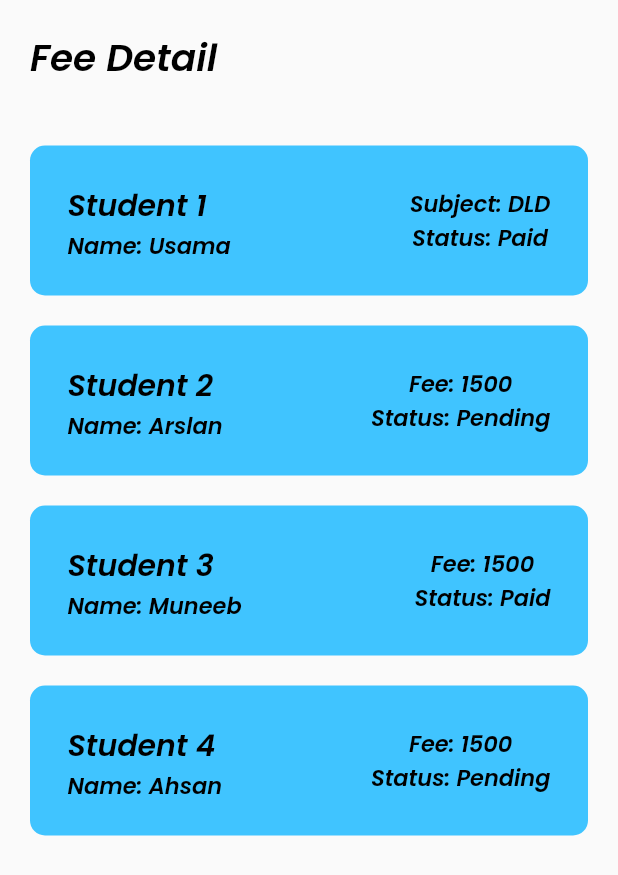
After one commit to muhammad-usmman/Small-Flutter-Projects, a Flutter app: the fee_detail screen opened directly, on a phone screen of 412 x 824 dp. The commit adds this screen. Shown: the top 875 px of the screen. Run offline on Flutter 3.47's test engine with Material 2 defaults, Android fonts, the phone set to English and light mode, and no system bars; our stand-ins replace dropdown_button2, firebase_database, font_awesome_flutter; missing offline and left inert: proste_bezier_curve; accounts and stored records are empty.

Commit message:
detail pages

```diff
--- /dev/null
+++ b/fee_management_system/lib/Student/data_display/anualfee_detail.dart
@@ -0,0 +1,71 @@
+// import 'package:driving_school/pages/bookingpage.dart';
+import 'package:flutter/material.dart';
+import 'package:fee_management_system/widgets/packageswidget.dart';
+
+import 'package:fee_management_system/contsnts/constant.dart';
+
+class fee_detail extends StatelessWidget {
+  const fee_detail({Key? key}) : super(key: key);
+
+  @override
+  Widget build(BuildContext context) {
+    return Scaffold(
+
+      body: SafeArea(
+        child: SingleChildScrollView(
+          child: Padding(
+            padding: const EdgeInsets.all(20),
+            child: Column(
+              crossAxisAlignment: CrossAxisAlignment.start,
+              children: const[
+                Text('Fee Detail',style: ksg, ),
+                // Text('Select your preffered Package', style: kmd,),
+                sizedb20,
+                sizedb20,
+                packagecontainer(
+                  package: 'Student 1',
+                  car: 'Name: Usama',
+                  duration: 'Subject: DLD',
+                  price: 'Status: Paid',
+                ),
+                sizedb20,
+
+                packagecontainer(
+                  package: 'Student 2',
+                  car: 'Name: Arslan',
+                  duration: 'Fee: 1500',
+                  price: 'Status: Pending',
+                ),
+                sizedb20,
+
+
+                packagecontainer(
+                  package: 'Student 3',
+                  car: 'Name: Muneeb',
+                  duration: 'Fee: 1500',
+                  price: 'Status: Paid',
+                  // image: Image.asset('assets/images/vitz.png'),
+                ),
+                sizedb20,
+
+
+                packagecontainer(
+                  package: 'Student 4',
+                  car: 'Name: Ahsan',
+                  duration: 'Fee: 1500',
+                  price: 'Status: Pending',
+                  // image: Image.asset('assets/images/vitz.png'),
+                ),
+
+                sizedb20,
+
+              ],
+            ),
+          ),
+
+        ),
+      ),
+
+    );
+  }
+}
--- /dev/null
+++ b/fee_management_system/lib/Student/data_display/teachers_detail.dart
@@ -0,0 +1,73 @@
+// import 'package:driving_school/pages/bookingpage.dart';
+import 'package:flutter/material.dart';
+import 'package:fee_management_system/widgets/packageswidget.dart';
+
+import 'package:fee_management_system/contsnts/constant.dart';
+
+class class_detail extends StatelessWidget {
+  const class_detail({Key? key}) : super(key: key);
+
+  @override
+  Widget build(BuildContext context) {
+    return Scaffold(
+
+      body: SafeArea(
+        child: SingleChildScrollView(
+          child: Padding(
+            padding: const EdgeInsets.all(20),
+            child: Column(
+              crossAxisAlignment: CrossAxisAlignment.start,
+              children: const[
+                Text('Classes',style: ksg, ),
+                // Text('Select your preffered Package', style: kmd,),
+                sizedb20,
+                sizedb20,
+                packagecontainer(
+                  package: 'Class 1',
+                  car: 'Subject: Digital Logic Design',
+                  duration: 'Professor: Mr Abdullah Wali',
+                  price: 'Fee: 1500',
+                  // image: Image.asset('assets/images/vitz.png'),
+                ),
+                sizedb20,
+
+                packagecontainer(
+                  package: 'Class 2',
+                  car: 'Subject: Information and Communication Technologies',
+                  duration: 'Professor: Qazair Jawed',
+                  price: 'Fee: 1500',
+                  // image: Image.asset('assets/images/vitz.png'),
+                ),
+                sizedb20,
+
+
+                packagecontainer(
+                  package: 'Class 3',
+                  car: 'Subject: Mobile App Development',
+                  duration: 'Professor',
+                  price: 'Fee: 1500',
+                  // image: Image.asset('assets/images/vitz.png'),
+                ),
+                sizedb20,
+
+
+                 packagecontainer(
+                  package: 'Class 4',
+                  car: 'Subject: Web',
+                  duration: 'Duration: 02::30 to 03::00',
+                  price: 'Students: 11',
+                  // image: Image.asset('assets/images/vitz.png'),
+                ),
+
+                sizedb20,
+
+              ],
+            ),
+          ),
+
+        ),
+      ),
+
+    );
+  }
+}
--- /dev/null
+++ b/fee_management_system/lib/Teacher/data_display/fee_detail.dart
@@ -0,0 +1,71 @@
+// import 'package:driving_school/pages/bookingpage.dart';
+import 'package:flutter/material.dart';
+import 'package:fee_management_system/widgets/packageswidget.dart';
+
+import 'package:fee_management_system/contsnts/constant.dart';
+
+class fee_detail extends StatelessWidget {
+  const fee_detail({Key? key}) : super(key: key);
+
+  @override
+  Widget build(BuildContext context) {
+    return Scaffold(
+
+      body: SafeArea(
+        child: SingleChildScrollView(
+          child: Padding(
+            padding: const EdgeInsets.all(20),
+            child: Column(
+              crossAxisAlignment: CrossAxisAlignment.start,
+              children: const[
+                Text('Fee Detail',style: ksg, ),
+                // Text('Select your preffered Package', style: kmd,),
+                sizedb20,
+                sizedb20,
+                packagecontainer(
+                  package: 'Student 1',
+                  car: 'Name: Usama',
+                  duration: 'Subject: DLD',
+                  price: 'Status: Paid',
+                ),
+                sizedb20,
+
+                packagecontainer(
+                  package: 'Student 2',
+                  car: 'Name: Arslan',
+                  duration: 'Fee: 1500',
+                  price: 'Status: Pending',
+                ),
+                sizedb20,
+
+
+                packagecontainer(
+                  package: 'Student 3',
+                  car: 'Name: Muneeb',
+                  duration: 'Fee: 1500',
+                  price: 'Status: Paid',
+                  // image: Image.asset('assets/images/vitz.png'),
+                ),
+                sizedb20,
+
+
+                packagecontainer(
+                  package: 'Student 4',
+                  car: 'Name: Ahsan',
+                  duration: 'Fee: 1500',
+                  price: 'Status: Pending',
+                  // image: Image.asset('assets/images/vitz.png'),
+                ),
+
+                sizedb20,
+
+              ],
+            ),
+          ),
+
+        ),
+      ),
+
+    );
+  }
+}
--- a/fee_management_system/lib/Teacher/t_landing_Page.dart
+++ b/fee_management_system/lib/Teacher/t_landing_Page.dart
@@ -1,3 +1,5 @@
+import 'package:fee_management_system/Teacher/data_display/classes.dart';
+import 'package:fee_management_system/Teacher/data_display/fee_detail.dart';
 import 'package:flutter/material.dart';
 import 'package:fee_management_system/contsnts/constant.dart';
 
@@ -70,10 +72,11 @@ class _t_landingpageState extends State<t_landingpage> {
                         // color: Colors.redAccent,
                       ),
                     ),
-                    // onTap: (){
-                    //   Navigator.push(context,
-                    //       MaterialPageRoute(builder: (context)=>cruise_Book())
-                    //          }
+                    onTap: (){
+                      Navigator.push(context,
+                          MaterialPageRoute(builder: (context)=>class_detail())
+                      );
+                             }
                   ),
                    const Text('Classes',),
                   sh20,
@@ -94,10 +97,11 @@ class _t_landingpageState extends State<t_landingpage> {
                         color: Colors.redAccent,
                       ),
                     ),
-                    // onTap: (){
-                    //   Navigator.push(context,
-                    //       MaterialPageRoute(builder: (context)=>cruise_Book())
-                    //          }
+                    onTap: (){
+                      Navigator.push(context,
+                          MaterialPageRoute(builder: (context)=>fee_detail())
+                      );
+                             }
                   ),
                 ],
               ),
--- a/fee_management_system/lib/contsnts/constant.dart
+++ b/fee_management_system/lib/contsnts/constant.dart
@@ -24,3 +24,22 @@ const sizedb20=SizedBox(
 const sizedb10=SizedBox(
   height: 20.0,
 );
+
+const kmd=TextStyle(
+    fontSize: 20.0,
+    fontWeight: FontWeight.normal,
+    fontFamily:'Poppins',
+    color: Colors.black
+);
+const ksm=TextStyle(
+    fontSize: 15.0,
+    fontWeight: FontWeight.normal,
+    fontFamily:'Poppins',
+    color: Colors.black
+);
+const ksg=TextStyle(
+    fontSize: 25.0,
+    fontWeight: FontWeight.normal,
+    fontFamily:'Poppins',
+    color: Colors.black
+);
--- /dev/null
+++ b/fee_management_system/lib/widgets/packageswidget.dart
@@ -0,0 +1,67 @@
+import 'package:flutter/material.dart';
+
+import '../contsnts/constant.dart';
+
+class packagecontainer extends StatelessWidget {
+
+
+  final String package;
+  final String car;
+  final String price;
+  final String duration;
+  // final image;
+  // final VoidCallback onTap;
+
+  const packagecontainer({
+    super.key,
+    required this.package,
+    required this.car,
+    required this.duration,
+    required this.price,
+    // required this.onTap,
+    // required this.image,
+
+  });
+
+  @override
+  Widget build(BuildContext context) {
+    return SingleChildScrollView(
+      child: InkWell(
+        // onTap: onTap,
+        child: Container(
+          decoration: BoxDecoration(
+            color: Colors.lightBlueAccent,
+            borderRadius: BorderRadius.circular(10),
+          ),
+          height: 100,
+          child: Padding(
+            padding: EdgeInsets.all(25.0),
+            child: Row(
+              crossAxisAlignment: CrossAxisAlignment.center,
+              mainAxisAlignment: MainAxisAlignment.spaceBetween,
+              children: [
+                Column(
+                  crossAxisAlignment: CrossAxisAlignment.start,
+                  mainAxisAlignment: MainAxisAlignment.center,
+                  children: [
+                    Text(package, style: kmd),
+                    Text(car, style: ksm),
+
+                  ],
+                ),
+                Column(
+                  mainAxisAlignment: MainAxisAlignment.center,
+                  children: [
+                    Text(duration, style: ksm),
+                    Text(price, style: ksm),
+                  ],
+                ),
+              ],
+            ),
+          ),
+        ),
+      ),
+
+    );
+  }
+}
```
Also changed, not shown: fee_management_system/lib/Teacher/data_display/classes.dart (added, +73 -0 lines), fee_management_system/pubspec.yaml (+4 -14 lines), fee_management_system/fonts/DancingScript-Regular.ttf (added), fee_management_system/fonts/Poppins-SemiBoldItalic.ttf (added).
